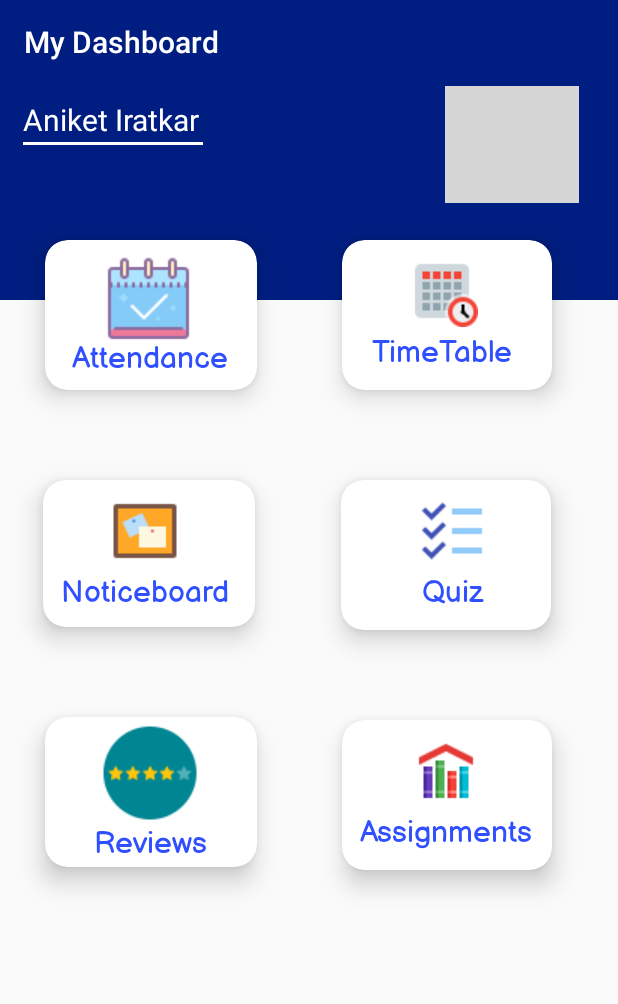
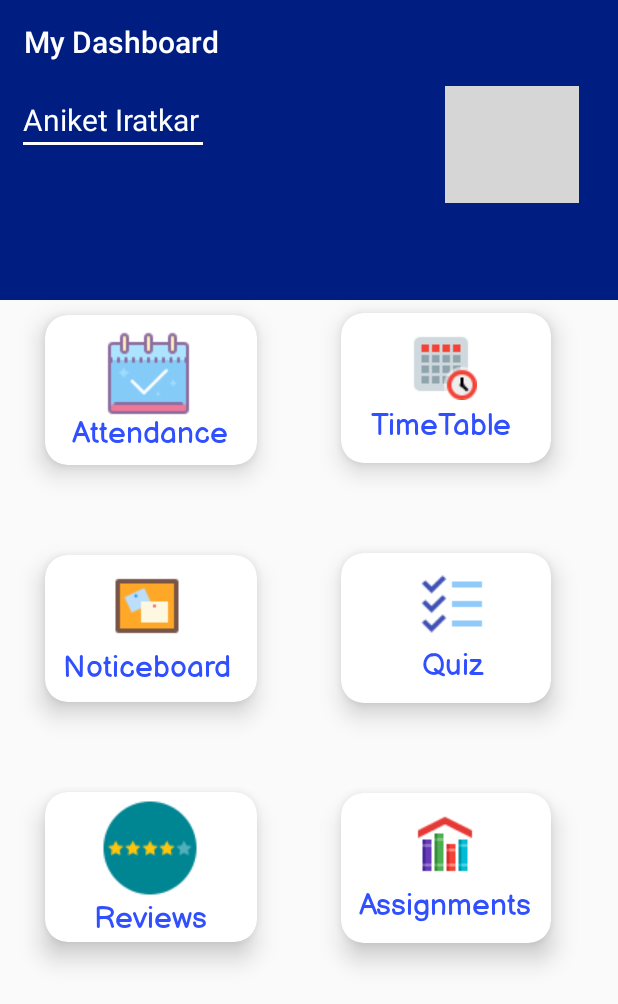
Before and after one commit to rajanvishwa10/Classes-Application, an Android app: the DashboardActivity screen opened directly, with no data from a screen before it, on a phone screen of 412 x 824 dp. Shown: the top 1004 px of the screen. Run offline under Robolectric (Android 15) with nearby library versions, the phone set to English and light mode, and no system bars; our stand-ins replace CircleImageView; grey boxes are pictures that could not be loaded.

Commit message:
Second commit

```diff
--- a/app/src/main/res/layout/activity_dashboard.xml
+++ b/app/src/main/res/layout/activity_dashboard.xml
@@ -74,17 +74,20 @@
 
     </RelativeLayout>
 
+
     <androidx.cardview.widget.CardView
         android:id="@+id/cardView"
         android:layout_width="141dp"
         android:layout_height="100dp"
-        android:layout_marginTop="160dp"
+        android:layout_marginTop="1dp"
         app:cardCornerRadius="15dp"
         app:cardElevation="10dp"
+        app:layout_constraintBottom_toBottomOf="parent"
         app:layout_constraintEnd_toEndOf="parent"
         app:layout_constraintHorizontal_bias="0.111"
         app:layout_constraintStart_toStartOf="parent"
-        app:layout_constraintTop_toTopOf="parent">
+        app:layout_constraintTop_toTopOf="@+id/cardView2"
+        app:layout_constraintVertical_bias="0.0">
 
         <TextView
             android:layout_width="wrap_content"
@@ -92,10 +95,10 @@
             android:layout_marginStart="18dp"
             android:layout_marginTop="8dp"
             android:layout_marginEnd="15dp"
+            android:drawableTop="@drawable/ic_attendance"
             android:drawablePadding="-10dp"
-            android:drawableTop="@drawable/ic_attendance"
+            android:fontFamily="@font/fonttype"
             android:text="Attendance"
-            android:fontFamily="@font/fonttype"
             android:textColor="#304FFE"
             android:textSize="20sp" />
 
@@ -105,13 +108,14 @@
         android:id="@+id/cardView2"
         android:layout_width="140dp"
         android:layout_height="100dp"
-        android:layout_marginTop="160dp"
         app:cardCornerRadius="15dp"
         app:cardElevation="10dp"
+        app:layout_constraintBottom_toBottomOf="parent"
         app:layout_constraintEnd_toEndOf="parent"
-        app:layout_constraintHorizontal_bias="0.839"
+        app:layout_constraintHorizontal_bias="0.837"
         app:layout_constraintStart_toStartOf="parent"
-        app:layout_constraintTop_toTopOf="parent">
+        app:layout_constraintTop_toTopOf="parent"
+        app:layout_constraintVertical_bias="0.288">
 
         <TextView
             android:layout_width="wrap_content"
@@ -120,8 +124,8 @@
             android:layout_marginTop="10dp"
             android:layout_marginEnd="15dp"
             android:drawableTop="@drawable/ic_time"
+            android:fontFamily="@font/fonttype"
             android:text="TimeTable"
-            android:fontFamily="@font/fonttype"
             android:textColor="#304FFE"
             android:textSize="20sp" />
     </androidx.cardview.widget.CardView>
@@ -133,10 +137,12 @@
         android:layout_marginTop="60dp"
         app:cardCornerRadius="15dp"
         app:cardElevation="10dp"
+        app:layout_constraintBottom_toBottomOf="parent"
         app:layout_constraintEnd_toEndOf="parent"
-        app:layout_constraintHorizontal_bias="0.107"
+        app:layout_constraintHorizontal_bias="0.111"
         app:layout_constraintStart_toStartOf="parent"
-        app:layout_constraintTop_toBottomOf="@+id/cardView">
+        app:layout_constraintTop_toBottomOf="@+id/cardView"
+        app:layout_constraintVertical_bias="0.0">
 
         <TextView
             android:layout_width="wrap_content"
@@ -145,8 +151,8 @@
             android:layout_marginTop="10dp"
             android:layout_marginEnd="15dp"
             android:drawableTop="@drawable/ic_notice"
+            android:fontFamily="@font/fonttype"
             android:text="Noticeboard"
-            android:fontFamily="@font/fonttype"
             android:textColor="#304FFE"
             android:textSize="20sp" />
     </androidx.cardview.widget.CardView>
@@ -184,24 +190,26 @@
         android:layout_marginTop="60dp"
         app:cardCornerRadius="15dp"
         app:cardElevation="10dp"
+        app:layout_constraintBottom_toBottomOf="parent"
         app:layout_constraintEnd_toEndOf="parent"
         app:layout_constraintHorizontal_bias="0.111"
         app:layout_constraintStart_toStartOf="parent"
-        app:layout_constraintTop_toBottomOf="@+id/cardView3">
+        app:layout_constraintTop_toBottomOf="@+id/cardView3"
+        app:layout_constraintVertical_bias="0.0">
 
         <TextView
             android:id="@+id/textProfile"
             android:layout_width="wrap_content"
             android:layout_height="wrap_content"
+            android:layout_gravity="center_horizontal"
             android:layout_marginStart="15dp"
             android:layout_marginTop="5dp"
             android:layout_marginEnd="15dp"
-            android:layout_gravity="center_horizontal"
             android:drawableTop="@drawable/ic_review"
+            android:drawablePadding="-2dp"
+            android:fontFamily="@font/fonttype"
             android:gravity="center"
             android:text="Reviews"
-            android:drawablePadding="-2dp"
-            android:fontFamily="@font/fonttype"
             android:textAlignment="center"
             android:textColor="#304FFE"
             android:textSize="20sp" />
@@ -214,10 +222,12 @@
         android:layout_marginTop="60dp"
         app:cardCornerRadius="15dp"
         app:cardElevation="10dp"
+        app:layout_constraintBottom_toBottomOf="parent"
         app:layout_constraintEnd_toEndOf="parent"
-        app:layout_constraintHorizontal_bias="0.839"
+        app:layout_constraintHorizontal_bias="0.837"
         app:layout_constraintStart_toStartOf="parent"
-        app:layout_constraintTop_toBottomOf="@+id/cardView4">
+        app:layout_constraintTop_toBottomOf="@+id/cardView4"
+        app:layout_constraintVertical_bias="0.0">
 
         <TextView
             android:layout_width="wrap_content"
@@ -226,8 +236,8 @@
             android:layout_marginTop="10dp"
             android:layout_marginEnd="10dp"
             android:drawableTop="@drawable/ic_homework"
+            android:fontFamily="@font/fonttype"
             android:text="Assignments"
-            android:fontFamily="@font/fonttype"
             android:textColor="#304FFE"
             android:textSize="20sp" />
     </androidx.cardview.widget.CardView>
```
